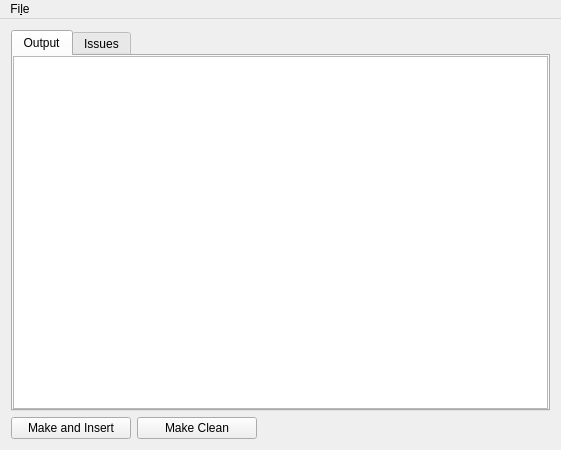
Above: MagikoopaUI/mainwindow.ui from RicBent/Magikoopa before the change. Below: the same form after it.
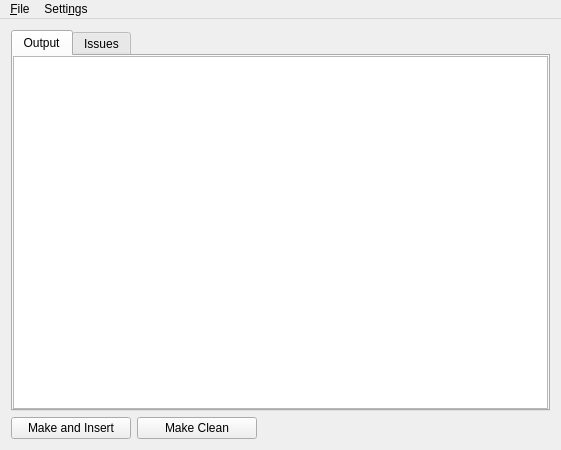
That is the form after the change.

Commit message: Open Issues in any text editor

The edit to the form file:
```diff
--- a/MagikoopaUI/mainwindow.ui
+++ b/MagikoopaUI/mainwindow.ui
@@ -151,13 +151,20 @@
    </property>
    <widget class="QMenu" name="menuFile">
     <property name="title">
-     <string>Fi&amp;le</string>
+     <string>&amp;File</string>
     </property>
     <addaction name="separator"/>
     <addaction name="actionSet_Working_Directory"/>
     <addaction name="actionQuit"/>
    </widget>
+   <widget class="QMenu" name="menuSettings">
+    <property name="title">
+     <string>Setti&amp;ngs</string>
+    </property>
+    <addaction name="actionSetEditor"/>
+   </widget>
    <addaction name="menuFile"/>
+   <addaction name="menuSettings"/>
   </widget>
   <action name="actionSet_Working_Directory">
    <property name="text">
```
Left out of the diff: 7 changed lines with no effect on the pictures. The commit also changes 2 other files.
